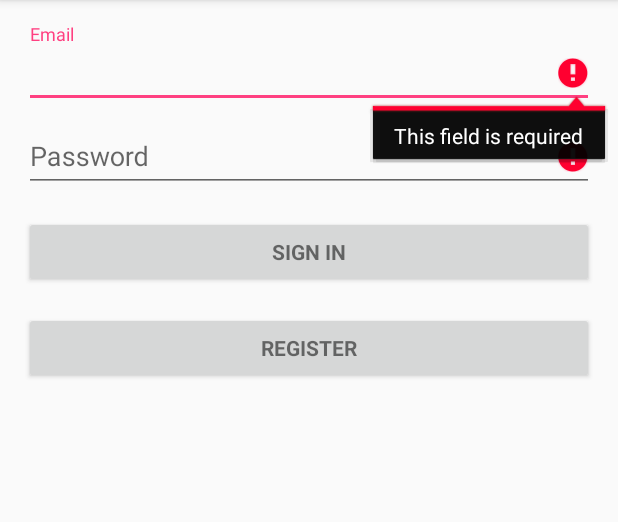
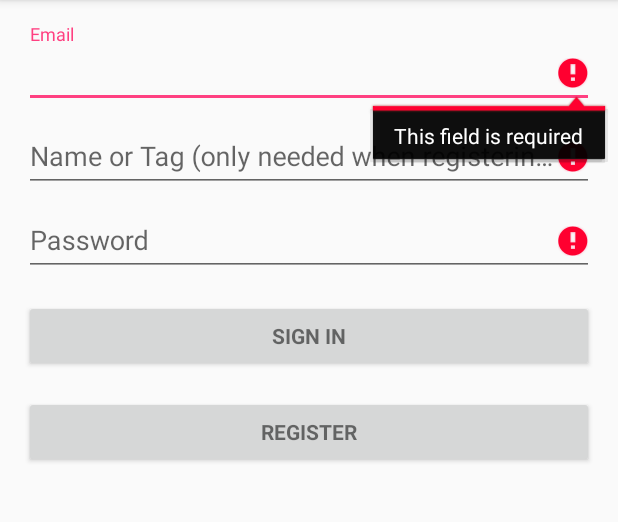
Before and after one commit to jkosh44/SmashLadder, an Android app: the screen it shows after launch (LoginActivity), after a tap on "REGISTER", on a phone screen of 412 x 824 dp, the part 84-606 px from its top. Run offline under Robolectric (Android 15) with nearby library versions, the light colour scheme and no system bars; libraries missing offline, so code that uses them is left out: com.parse; 6 statements that could not run were skipped; 1 other tap on this screen came first.

Commit message:
Added Name/Tag field to register process

```diff
--- a/app/src/main/java/hu/ait/android/smashladder/LoginActivity.java
+++ b/app/src/main/java/hu/ait/android/smashladder/LoginActivity.java
@@ -60,9 +60,11 @@ public class LoginActivity extends AppCompatActivity implements LoaderCallbacks<
     private static final String[] DUMMY_CREDENTIALS = new String[]{
             "foo@example.com:hello", "bar@example.com:world"
     };
+    public static final String NAME_TAG = "NAME_TAG";
 
     // UI references.
     private AutoCompleteTextView mEmailView;
+    private EditText mTagView;
     private EditText mPasswordView;
     private View mProgressView;
     private View mLoginFormView;
@@ -76,6 +78,8 @@ public class LoginActivity extends AppCompatActivity implements LoaderCallbacks<
         // Set up the login form.
         mEmailView = (AutoCompleteTextView) findViewById(R.id.email);
         populateAutoComplete();
+
+        mTagView = (EditText) findViewById(R.id.etTag);
 
         mPasswordView = (EditText) findViewById(R.id.password);
         mPasswordView.setOnEditorActionListener(new TextView.OnEditorActionListener() {
@@ -218,6 +222,7 @@ public class LoginActivity extends AppCompatActivity implements LoaderCallbacks<
         // Store values at the time of the login attempt.
         String email = mEmailView.getText().toString();
         String password = mPasswordView.getText().toString();
+        String tag = mTagView.getText().toString();
 
         boolean cancel = false;
         View focusView = null;
@@ -226,6 +231,12 @@ public class LoginActivity extends AppCompatActivity implements LoaderCallbacks<
         if ("".equals(password) /*&& !isPasswordValid(password)*/) {
             mPasswordView.setError(getString(R.string.error_field_required));
             focusView = mPasswordView;
+            cancel = true;
+        }
+
+        if("".equals(tag)) {
+            mTagView.setError(getString(R.string.error_field_required));
+            focusView = mTagView;
             cancel = true;
         }
 
@@ -250,6 +261,7 @@ public class LoginActivity extends AppCompatActivity implements LoaderCallbacks<
             ParseUser user = new ParseUser();
             user.setUsername(email);
             user.setPassword(password);
+            user.put(NAME_TAG, tag);
 
             user.signUpInBackground(new SignUpCallback() {
                 @Override
--- a/app/src/main/res/layout/activity_login.xml
+++ b/app/src/main/res/layout/activity_login.xml
@@ -50,6 +50,19 @@
                 android:layout_height="wrap_content">
 
                 <EditText
+                    android:id="@+id/etTag"
+                    android:layout_width="match_parent"
+                    android:layout_height="wrap_content"
+                    android:hint="@string/name_or_tag" />
+
+            </android.support.design.widget.TextInputLayout>
+
+            <android.support.design.widget.TextInputLayout
+                android:layout_width="match_parent"
+                android:layout_height="wrap_content">
+
+
+                <EditText
                     android:id="@+id/password"
                     android:layout_width="match_parent"
                     android:layout_height="wrap_content"
--- a/app/src/main/res/values/strings.xml
+++ b/app/src/main/res/values/strings.xml
@@ -16,4 +16,5 @@
     <string name="action_register">Register</string>
     <string name="title_player_list">Players</string>
     <string name="title_player_detail">Player Detail</string>
+    <string name="name_or_tag">Name or Tag (only needed when registering)</string>
 </resources>
```
Also changed, not shown: 1 other file.
